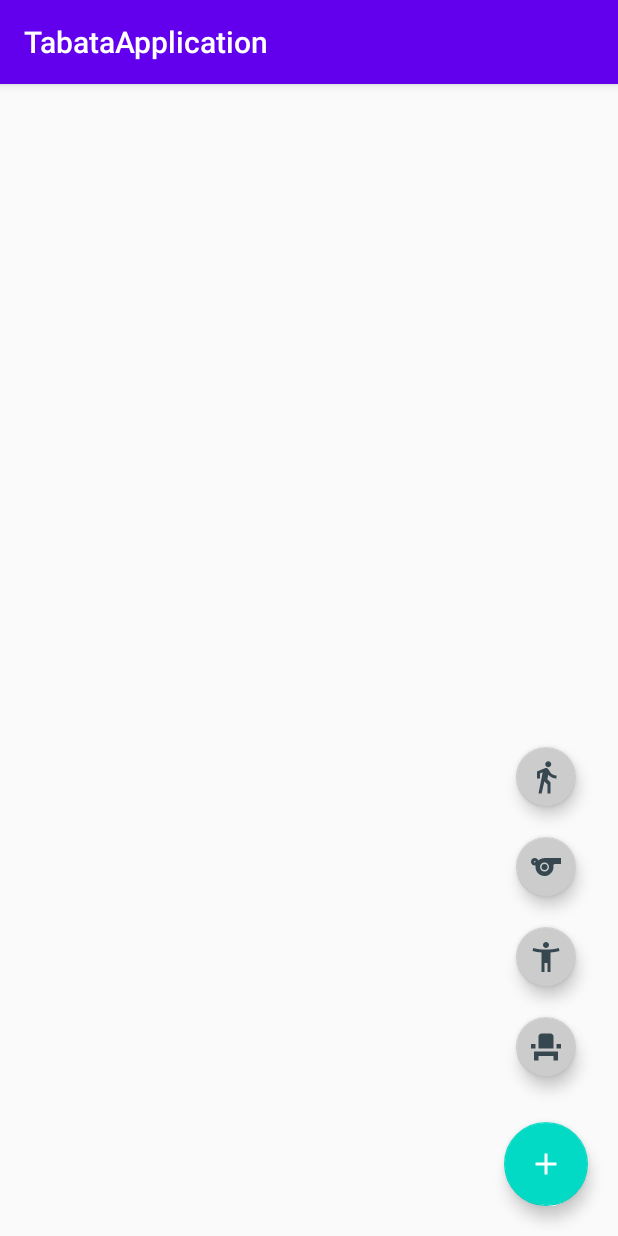
After one commit to EleonoraGalieva/Android, an Android app: the EditActivity screen opened directly, with no data from a screen before it, on a phone screen of 412 x 824 dp. The commit adds this screen. Run offline under Robolectric (Android 15) with nearby library versions, the phone set to English and light mode, and no system bars; our stand-ins replace data binding.

Commit message:
edit page added

```diff
--- a/TabataTimer/app/src/main/AndroidManifest.xml
+++ b/TabataTimer/app/src/main/AndroidManifest.xml
@@ -9,7 +9,8 @@
         android:roundIcon="@mipmap/ic_launcher_round"
         android:supportsRtl="true"
         android:theme="@style/AppTheme">
-        <activity android:name=".TimerActivity"></activity>
+        <activity android:name=".EditActivity"></activity>
+        <activity android:name=".TimerActivity" />
         <activity android:name=".MainActivity">
             <intent-filter>
                 <action android:name="android.intent.action.MAIN" />
--- a/TabataTimer/app/src/main/java/com/example/tabataapplication/Action.java
+++ b/TabataTimer/app/src/main/java/com/example/tabataapplication/Action.java
@@ -3,5 +3,6 @@ package com.example.tabataapplication;
 public enum Action {
     PREPARATION,
     WORK,
-    RELAX
+    RELAX,
+    RELAX_BETWEEN_SETS
 }
--- /dev/null
+++ b/TabataTimer/app/src/main/java/com/example/tabataapplication/EditActivity.java
@@ -0,0 +1,44 @@
+package com.example.tabataapplication;
+
+import androidx.appcompat.app.AppCompatActivity;
+import androidx.databinding.DataBindingComponent;
+import androidx.databinding.DataBindingUtil;
+
+import android.os.Bundle;
+import android.view.View;
+
+import com.example.tabataapplication.databinding.ActivityEditBinding;
+
+public class EditActivity extends AppCompatActivity {
+    ActivityEditBinding binding;
+    boolean isRotate = false;
+
+    @Override
+    protected void onCreate(Bundle savedInstanceState) {
+        super.onCreate(savedInstanceState);
+        binding = DataBindingUtil.setContentView(this, R.layout.activity_edit);
+        setContentView(R.layout.activity_edit);
+        ViewAnimation.init(binding.fabPrep);
+        ViewAnimation.init(binding.fabWork);
+        ViewAnimation.init(binding.fabRelax);
+        ViewAnimation.init(binding.fabRelaxBetweenSets);
+        binding.fabCreate.setOnClickListener(new View.OnClickListener() {
+            @Override
+            public void onClick(View v) {
+                isRotate = ViewAnimation.rotateFab(v, !isRotate);
+                if (isRotate) {
+                    ViewAnimation.showIn(binding.fabPrep);
+                    ViewAnimation.showIn(binding.fabWork);
+                    ViewAnimation.showIn(binding.fabRelax);
+                    ViewAnimation.showIn(binding.fabRelaxBetweenSets);
+                } else {
+                    ViewAnimation.showOut(binding.fabPrep);
+                    ViewAnimation.showOut(binding.fabWork);
+                    ViewAnimation.showOut(binding.fabRelax);
+                    ViewAnimation.showOut(binding.fabRelaxBetweenSets);
+                }
+
+            }
+        });
+    }
+}
--- a/TabataTimer/app/src/main/java/com/example/tabataapplication/Phase.java
+++ b/TabataTimer/app/src/main/java/com/example/tabataapplication/Phase.java
@@ -13,12 +13,6 @@ public class Phase {
         this.time = time;
         this.description = description;
         this.actionImage = actionImage;
-    }
-
-    public Phase(Action actionName, int time, String description) {
-        this.actionName = actionName;
-        this.time = time;
-        this.description = description;
     }
 
     public void setActionImage(Drawable actionImage) {
--- /dev/null
+++ b/TabataTimer/app/src/main/res/drawable/ic_add.xml
@@ -0,0 +1,9 @@
+<vector xmlns:android="http://schemas.android.com/apk/res/android"
+    android:width="24dp"
+    android:height="24dp"
+    android:viewportWidth="24"
+    android:viewportHeight="24">
+    <path
+        android:fillColor="@android:color/white"
+        android:pathData="M19,13h-6v6h-2v-6H5v-2h6V5h2v6h6v2z" />
+</vector>
--- /dev/null
+++ b/TabataTimer/app/src/main/res/drawable/ic_relax_between_sets.xml
@@ -0,0 +1,9 @@
+<vector xmlns:android="http://schemas.android.com/apk/res/android"
+    android:width="24dp"
+    android:height="24dp"
+    android:viewportWidth="24"
+    android:viewportHeight="24">
+    <path
+        android:fillColor="@android:color/white"
+        android:pathData="M4,18v3h3v-3h10v3h3v-6H4V18zM19,10h3v3h-3V10zM2,10h3v3H2V10zM17,13H7V5c0,-1.1 0.9,-2 2,-2h6c1.1,0 2,0.9 2,2V13z" />
+</vector>
--- /dev/null
+++ b/TabataTimer/app/src/main/res/layout/activity_edit.xml
@@ -0,0 +1,87 @@
+<?xml version="1.0" encoding="utf-8"?>
+<layout xmlns:android="http://schemas.android.com/apk/res/android"
+    xmlns:app="http://schemas.android.com/apk/res-auto">
+
+    <androidx.coordinatorlayout.widget.CoordinatorLayout xmlns:tools="http://schemas.android.com/tools"
+        android:layout_width="match_parent"
+        android:layout_height="match_parent"
+        tools:context=".EditActivity">
+
+        <androidx.recyclerview.widget.RecyclerView
+            android:id="@+id/editList"
+            android:layout_width="match_parent"
+            android:layout_height="wrap_content"
+            android:layout_marginBottom="16dp"
+            android:scrollbars="vertical" />
+
+        <LinearLayout
+            android:layout_width="wrap_content"
+            android:layout_height="wrap_content"
+            android:layout_gravity="bottom|end|right"
+            android:gravity="center_horizontal"
+            android:orientation="vertical">
+
+            <com.google.android.material.floatingactionbutton.FloatingActionButton
+                android:id="@+id/fabPrep"
+                android:layout_width="wrap_content"
+                android:layout_height="wrap_content"
+                android:layout_centerInParent="true"
+                android:layout_margin="10dp"
+                android:contentDescription="@string/preparation"
+                android:tint="@color/grey_80"
+                app:backgroundTint="@color/grey_20"
+                app:fabSize="mini"
+                app:rippleColor="@color/white"
+                app:srcCompat="@drawable/ic_preparation" />
+
+            <com.google.android.material.floatingactionbutton.FloatingActionButton
+                android:id="@+id/fabWork"
+                android:layout_width="wrap_content"
+                android:layout_height="wrap_content"
+                android:layout_margin="10dp"
+                android:contentDescription="work"
+                android:tint="@color/grey_80"
+                app:backgroundTint="@color/grey_20"
+                app:fabSize="mini"
+                app:rippleColor="@color/white"
+                app:srcCompat="@drawable/ic_work" />
+
+            <com.google.android.material.floatingactionbutton.FloatingActionButton
+                android:id="@+id/fabRelax"
+                android:layout_width="wrap_content"
+                android:layout_height="wrap_content"
+                android:layout_margin="10dp"
+                android:contentDescription="@string/relax"
+                android:tint="@color/grey_80"
+                app:backgroundTint="@color/grey_20"
+                app:fabSize="mini"
+                app:rippleColor="@color/white"
+                app:srcCompat="@drawable/ic_relax" />
+
+            <com.google.android.material.floatingactionbutton.FloatingActionButton
+                android:id="@+id/fabRelaxBetweenSets"
+                android:layout_width="wrap_content"
+                android:layout_height="wrap_content"
+                android:layout_margin="10dp"
+                android:contentDescription="@string/relax_between_sets"
+                android:tint="@color/grey_80"
+                app:backgroundTint="@color/grey_20"
+                app:fabSize="mini"
+                app:rippleColor="@color/white"
+                app:srcCompat="@drawable/ic_relax_between_sets" />
+
+            <com.google.android.material.floatingactionbutton.FloatingActionButton
+                android:id="@+id/fabCreate"
+                android:layout_width="wrap_content"
+                android:layout_height="wrap_content"
+                android:layout_gravity="end|bottom"
+                android:layout_margin="20dp"
+                android:contentDescription="@string/create_new_phase"
+                app:fabSize="normal"
+                app:rippleColor="@color/white"
+                app:srcCompat="@drawable/ic_add" />
+
+
+        </LinearLayout>
+    </androidx.coordinatorlayout.widget.CoordinatorLayout>
+</layout>
--- a/TabataTimer/app/src/main/res/layout/activity_main.xml
+++ b/TabataTimer/app/src/main/res/layout/activity_main.xml
@@ -20,6 +20,7 @@
         android:id="@+id/btnSeqAdd"
         android:layout_width="match_parent"
         android:layout_height="wrap_content"
+        android:background="@color/colorAccent"
         android:text="@string/create_new_sequence" />
 
     <androidx.recyclerview.widget.RecyclerView
@@ -27,5 +28,4 @@
         android:layout_width="match_parent"
         android:layout_height="match_parent"
         android:scrollbars="vertical" />
-
 </LinearLayout>
--- a/TabataTimer/app/src/main/res/layout/phase_item.xml
+++ b/TabataTimer/app/src/main/res/layout/phase_item.xml
@@ -9,9 +9,8 @@
         android:id="@+id/actionImage"
         android:layout_width="wrap_content"
         android:layout_height="wrap_content"
-        android:layout_margin="16dp"
-        android:contentDescription="@string/actionimage"
-        app:srcCompat="@drawable/ic_next" />
+        android:layout_margin="20dp"
+        android:contentDescription="@string/action_image" />
 
     <TextView
         android:id="@+id/actionName"
--- a/TabataTimer/app/src/main/res/values/colors.xml
+++ b/TabataTimer/app/src/main/res/values/colors.xml
@@ -3,4 +3,8 @@
     <color name="colorPrimary">#6200EE</color>
     <color name="colorPrimaryDark">#3700B3</color>
     <color name="colorAccent">#03DAC5</color>
+
+    <color name="white">#ffff</color>
+    <color name="grey_20">#cccccc</color>
+    <color name="grey_80">#37474F</color>
 </resources>
--- a/TabataTimer/app/src/main/res/values/strings.xml
+++ b/TabataTimer/app/src/main/res/values/strings.xml
@@ -8,5 +8,13 @@
     <string name="example_time">10:00</string>
     <string name="previous">previous</string>
     <string name="next">next</string>
-    <string name="actionimage">actionImage</string>
+    <string name="action_image">actionImage</string>
+    <string name="create_new_phase">Create new phase</string>
+    <string name="preparation">preparation</string>
+    <string name="relax">relax</string>
+    <string name="relax_between_sets">relax between sets</string>
+    <string name="edit_image">edit_image</string>
+    <string name="add_some_description">Add some description</string>
+    <string name="increase">increase</string>
+    <string name="decrease">decrease</string>
 </resources>
--- a/TabataTimer/build.gradle
+++ b/TabataTimer/build.gradle
@@ -8,7 +8,7 @@ buildscript {
 
     }
     dependencies {
-        classpath 'com.android.tools.build:gradle:3.6.3'
+        classpath 'com.android.tools.build:gradle:4.1.0'
 
 
         // NOTE: Do not place your application dependencies here; they belong
```
Also changed, not shown: TabataTimer/app/build.gradle (+5 -2 lines), TabataTimer/app/src/main/java/com/example/tabataapplication/Adapters/EditDataAdapter.java (added, +45 -0 lines), TabataTimer/app/src/main/java/com/example/tabataapplication/Adapters/EditViewHolder.java (added, +31 -0 lines), TabataTimer/app/src/main/java/com/example/tabataapplication/Sequence.java (+0 -36 lines), TabataTimer/app/src/main/java/com/example/tabataapplication/ViewAnimation.java (added, +59 -0 lines), TabataTimer/app/src/main/res/drawable/ic_decrease.xml (added, +9 -0 lines), TabataTimer/app/src/main/res/layout/edit_item.xml (added, +77 -0 lines), TabataTimer/gradle/wrapper/gradle-wrapper.properties.
